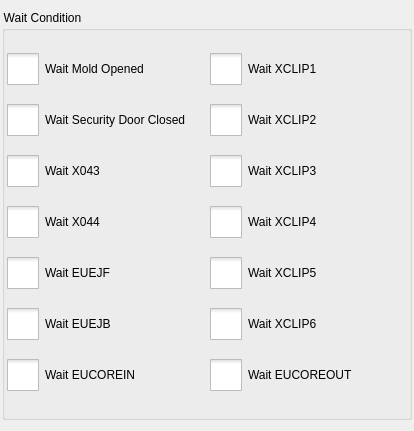
dongdong-2009/3-5AxisRobot, file hcinstruction/icwaitconditioneditor.ui: the form before one commit.
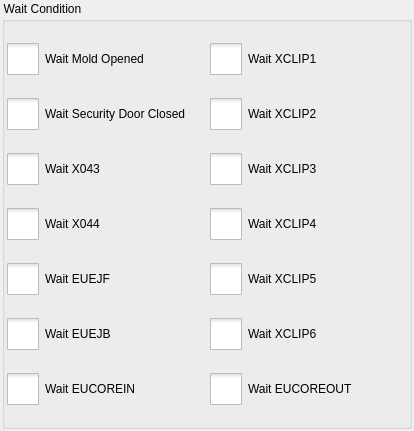
The form after the commit. Icons and pictures are not drawn.

The edit to the form file:
```diff
--- a/hcinstruction/icwaitconditioneditor.ui
+++ b/hcinstruction/icwaitconditioneditor.ui
@@ -17,9 +17,15 @@
    <property name="leftMargin">
     <number>2</number>
    </property>
+   <property name="topMargin">
+    <number>2</number>
+   </property>
    <property name="rightMargin">
     <number>2</number>
    </property>
+   <property name="bottomMargin">
+    <number>2</number>
+   </property>
    <item>
     <widget class="QGroupBox" name="groupBox">
      <property name="styleSheet">
@@ -58,9 +64,18 @@
       <property name="leftMargin">
        <number>2</number>
       </property>
+      <property name="topMargin">
+       <number>2</number>
+      </property>
       <property name="rightMargin">
        <number>2</number>
       </property>
+      <property name="bottomMargin">
+       <number>2</number>
+      </property>
+      <property name="verticalSpacing">
+       <number>4</number>
+      </property>
       <item row="0" column="0">
        <widget class="QCheckBox" name="moldOpenedCheckBox">
         <property name="text">
```
